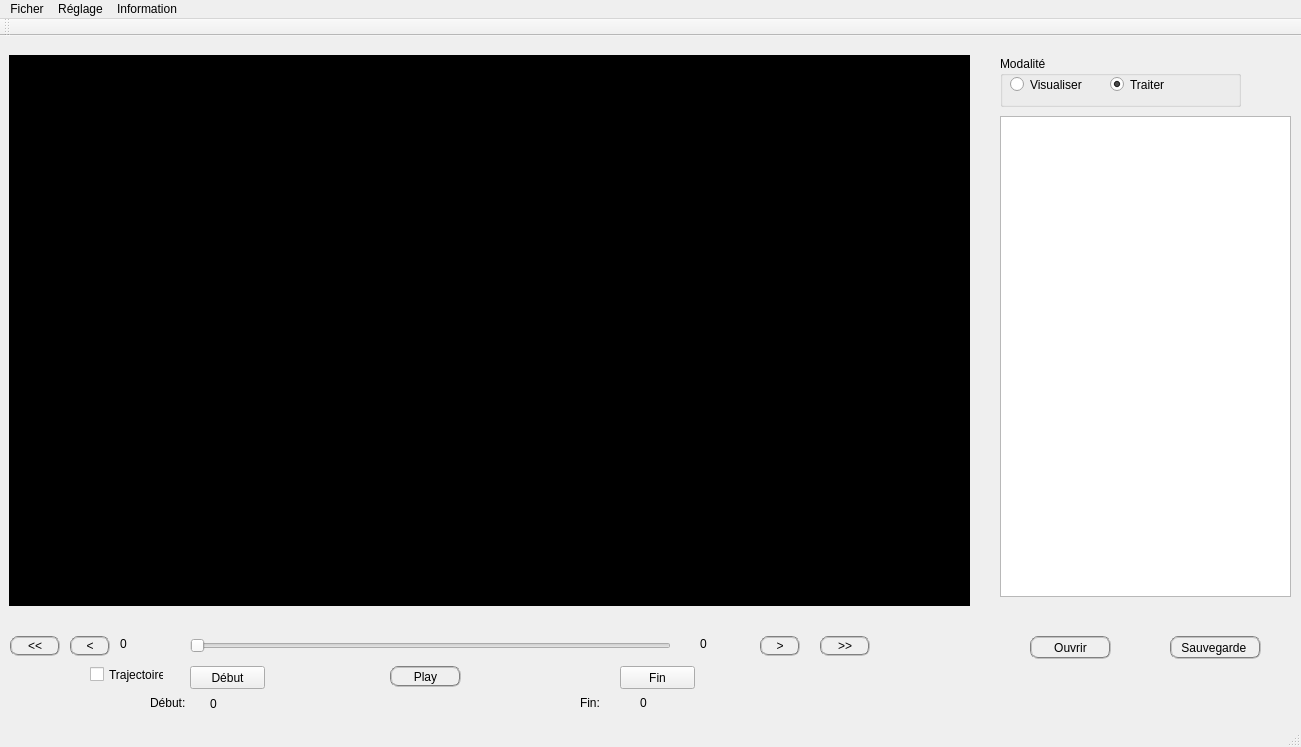
Qt form decter/mainwindow.ui (bigflower123/PFE) before a commit.
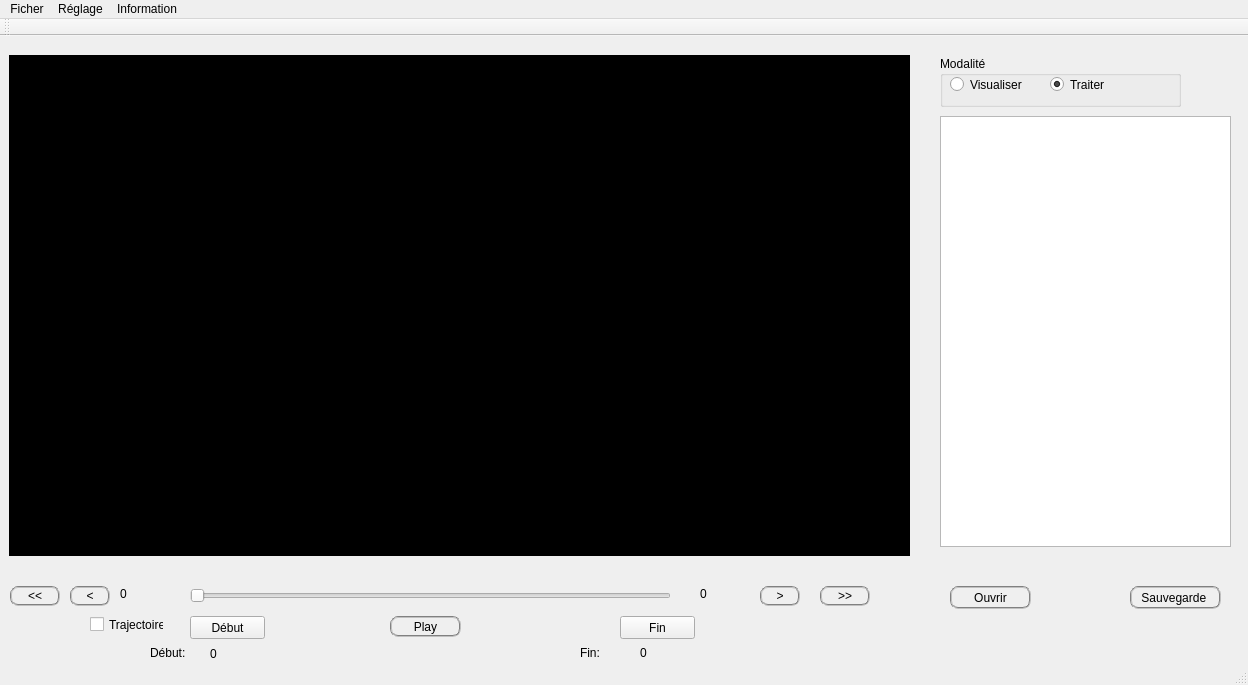
The same form after that commit. Custom widgets are drawn as their Qt base class.

What changed in the file:
```diff
--- a/decter/mainwindow.ui
+++ b/decter/mainwindow.ui
@@ -6,8 +6,8 @@
    <rect>
     <x>0</x>
     <y>0</y>
-    <width>1301</width>
-    <height>747</height>
+    <width>1248</width>
+    <height>685</height>
    </rect>
   </property>
   <property name="windowTitle">
@@ -19,8 +19,8 @@
      <rect>
       <x>9</x>
       <y>19</y>
-      <width>961</width>
-      <height>551</height>
+      <width>901</width>
+      <height>501</height>
      </rect>
     </property>
     <property name="sizePolicy">
@@ -40,7 +40,7 @@
     <property name="geometry">
      <rect>
       <x>390</x>
-      <y>630</y>
+      <y>580</y>
       <width>71</width>
       <height>21</height>
      </rect>
@@ -56,7 +56,7 @@
     <property name="geometry">
      <rect>
       <x>190</x>
-      <y>600</y>
+      <y>550</y>
       <width>481</width>
       <height>20</height>
      </rect>
@@ -75,7 +75,7 @@
     <property name="geometry">
      <rect>
       <x>120</x>
-      <y>600</y>
+      <y>550</y>
       <width>61</width>
       <height>16</height>
      </rect>
@@ -88,7 +88,7 @@
     <property name="geometry">
      <rect>
       <x>700</x>
-      <y>600</y>
+      <y>550</y>
       <width>61</width>
       <height>16</height>
      </rect>
@@ -101,7 +101,7 @@
     <property name="geometry">
      <rect>
       <x>760</x>
-      <y>600</y>
+      <y>550</y>
       <width>40</width>
       <height>20</height>
      </rect>
@@ -117,7 +117,7 @@
     <property name="geometry">
      <rect>
       <x>70</x>
-      <y>600</y>
+      <y>550</y>
       <width>40</width>
       <height>20</height>
      </rect>
@@ -133,7 +133,7 @@
     <property name="geometry">
      <rect>
       <x>190</x>
-      <y>630</y>
+      <y>580</y>
       <width>75</width>
       <height>23</height>
      </rect>
@@ -146,7 +146,7 @@
     <property name="geometry">
      <rect>
       <x>620</x>
-      <y>630</y>
+      <y>580</y>
       <width>75</width>
       <height>23</height>
      </rect>
@@ -159,7 +159,7 @@
     <property name="geometry">
      <rect>
       <x>90</x>
-      <y>630</y>
+      <y>580</y>
       <width>74</width>
       <height>17</height>
      </rect>
@@ -172,7 +172,7 @@
     <property name="geometry">
      <rect>
       <x>10</x>
-      <y>600</y>
+      <y>550</y>
       <width>50</width>
       <height>20</height>
      </rect>
@@ -188,7 +188,7 @@
     <property name="geometry">
      <rect>
       <x>820</x>
-      <y>600</y>
+      <y>550</y>
       <width>50</width>
       <height>20</height>
      </rect>
@@ -203,10 +203,10 @@
    <widget class="QListWidget" name="listWidget">
     <property name="geometry">
      <rect>
-      <x>1000</x>
+      <x>940</x>
       <y>80</y>
       <width>291</width>
-      <height>481</height>
+      <height>431</height>
      </rect>
     </property>
     <property name="verticalScrollMode">
@@ -217,7 +217,7 @@
     <property name="geometry">
      <rect>
       <x>150</x>
-      <y>660</y>
+      <y>610</y>
       <width>46</width>
       <height>13</height>
      </rect>
@@ -230,7 +230,7 @@
     <property name="geometry">
      <rect>
       <x>210</x>
-      <y>660</y>
+      <y>610</y>
       <width>71</width>
       <height>16</height>
      </rect>
@@ -243,7 +243,7 @@
     <property name="geometry">
      <rect>
       <x>580</x>
-      <y>660</y>
+      <y>610</y>
       <width>46</width>
       <height>13</height>
      </rect>
@@ -256,7 +256,7 @@
     <property name="geometry">
      <rect>
       <x>640</x>
-      <y>660</y>
+      <y>610</y>
       <width>46</width>
       <height>13</height>
      </rect>
@@ -268,8 +268,8 @@
    <widget class="QPushButton" name="savefinButton">
     <property name="geometry">
      <rect>
-      <x>1170</x>
-      <y>600</y>
+      <x>1130</x>
+      <y>550</y>
       <width>91</width>
       <height>23</height>
      </rect>
@@ -284,7 +284,7 @@
    <widget class="QGroupBox" name="groupBox">
     <property name="geometry">
      <rect>
-      <x>1000</x>
+      <x>940</x>
       <y>20</y>
       <width>241</width>
       <height>51</height>
@@ -329,8 +329,8 @@
    <widget class="QPushButton" name="ouvrirButton">
     <property name="geometry">
      <rect>
-      <x>1030</x>
-      <y>600</y>
+      <x>950</x>
+      <y>550</y>
       <width>81</width>
       <height>23</height>
      </rect>
@@ -348,7 +348,7 @@
     <rect>
      <x>0</x>
      <y>0</y>
-     <width>1301</width>
+     <width>1248</width>
      <height>21</height>
     </rect>
    </property>
```
Left out of the diff: 1 changed line with no effect on the pictures.
